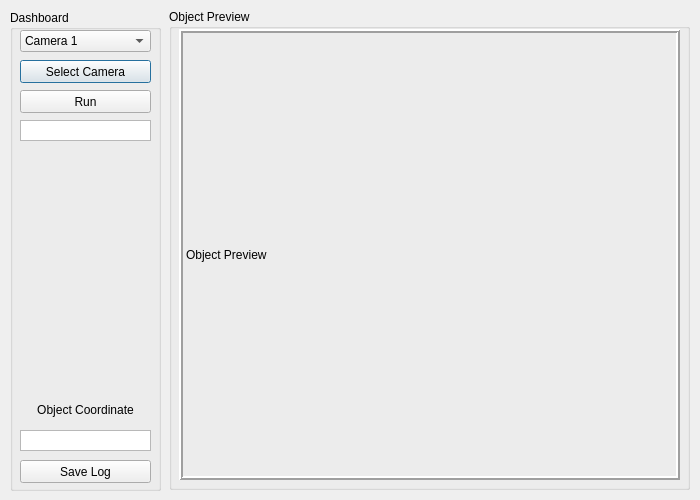
bima0302/Prototype, file Program/Aplikasi Deteksi Hama/theme/main.ui: the form before one commit.
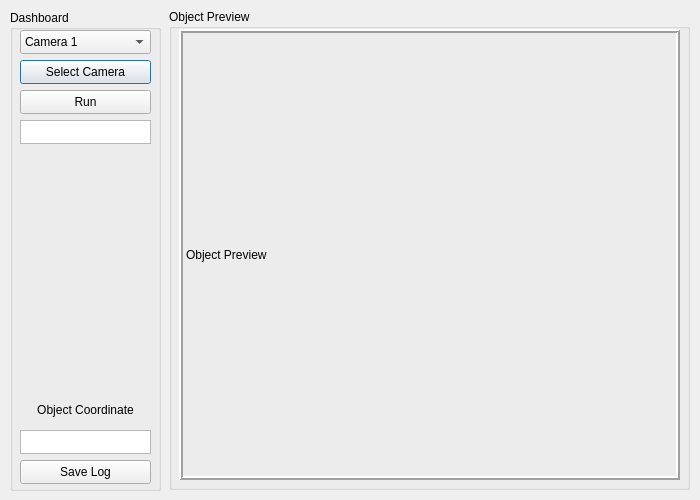
The form after the commit.

What changed in the file:
```diff
--- a/Program/Aplikasi Deteksi Hama/theme/main.ui
+++ b/Program/Aplikasi Deteksi Hama/theme/main.ui
@@ -31,7 +31,7 @@
       <x>10</x>
       <y>20</y>
       <width>131</width>
-      <height>22</height>
+      <height>24</height>
      </rect>
     </property>
     <item>
@@ -51,7 +51,7 @@
       <x>10</x>
       <y>50</y>
       <width>131</width>
-      <height>23</height>
+      <height>24</height>
      </rect>
     </property>
     <property name="text">
@@ -64,7 +64,7 @@
       <x>10</x>
       <y>80</y>
       <width>131</width>
-      <height>23</height>
+      <height>24</height>
      </rect>
     </property>
     <property name="cursor">
@@ -80,7 +80,7 @@
       <x>10</x>
       <y>450</y>
       <width>131</width>
-      <height>23</height>
+      <height>24</height>
      </rect>
     </property>
     <property name="cursor">
@@ -96,12 +96,12 @@
       <x>10</x>
       <y>420</y>
       <width>131</width>
-      <height>21</height>
+      <height>24</height>
      </rect>
     </property>
     <property name="font">
      <font>
-      <pointsize>7</pointsize>
+      <pointsize>9</pointsize>
      </font>
     </property>
    </widget>
@@ -127,12 +127,12 @@
       <x>10</x>
       <y>110</y>
       <width>131</width>
-      <height>21</height>
+      <height>24</height>
      </rect>
     </property>
     <property name="font">
      <font>
-      <pointsize>7</pointsize>
+      <pointsize>9</pointsize>
      </font>
     </property>
     <property name="layoutDirection">
```
